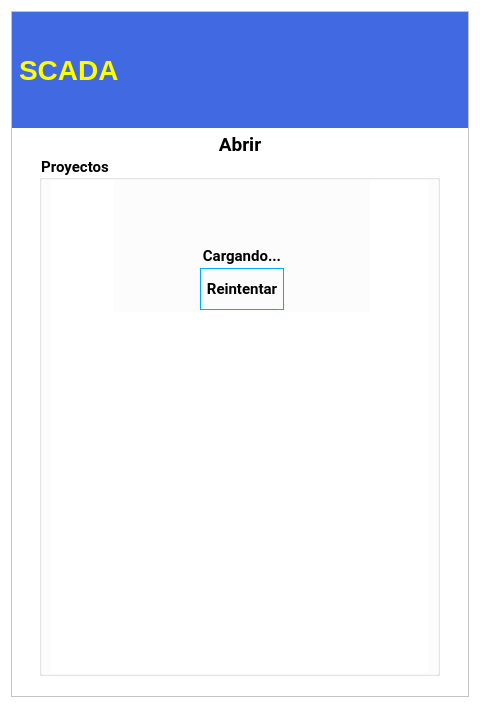
This is app/forms/Modals/AgregarVariable.ui in AlejandroA714/scada-desktop as Qt 5 draws it before an edit. The edited form follows.
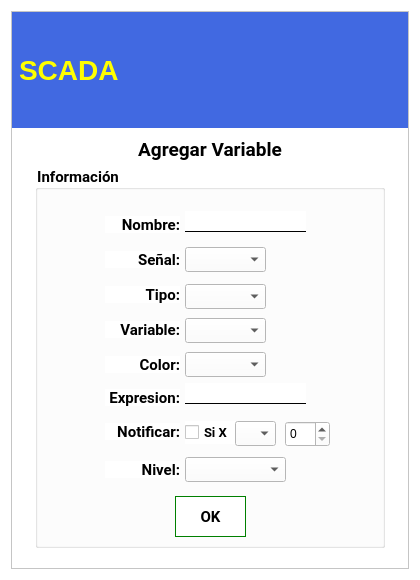
This is the edited form. Icons and pictures are not drawn.

What changed in the file:
```diff
--- a/app/forms/Modals/AgregarVariable.ui
+++ b/app/forms/Modals/AgregarVariable.ui
@@ -9,8 +9,8 @@
    <rect>
     <x>0</x>
     <y>0</y>
-    <width>480</width>
-    <height>704</height>
+    <width>420</width>
+    <height>580</height>
    </rect>
   </property>
   <property name="sizePolicy">
@@ -48,7 +48,7 @@
     <widget class="QFrame" name="MainFrame">
      <property name="minimumSize">
       <size>
-       <width>360</width>
+       <width>0</width>
        <height>0</height>
       </size>
      </property>
@@ -79,7 +79,7 @@
         <property name="maximumSize">
          <size>
           <width>16777215</width>
-          <height>16777215</height>
+          <height>116</height>
          </size>
         </property>
         <property name="frameShape">
@@ -152,7 +152,7 @@
            </property>
            <property name="minimumSize">
             <size>
-             <width>300</width>
+             <width>150</width>
              <height>116</height>
             </size>
            </property>
@@ -313,7 +313,7 @@
         <property name="maximumSize">
          <size>
           <width>16777215</width>
-          <height>51</height>
+          <height>38</height>
          </size>
         </property>
         <property name="font">
@@ -328,7 +328,7 @@
          <string notr="true">margin-top:5px;</string>
         </property>
         <property name="text">
-         <string>Abrir</string>
+         <string>Agregar Variable</string>
         </property>
         <property name="alignment">
          <set>Qt::AlignCenter</set>
@@ -345,8 +345,14 @@
         </property>
         <property name="minimumSize">
          <size>
-          <width>401</width>
-          <height>520</height>
+          <width>350</width>
+          <height>0</height>
+         </size>
+        </property>
+        <property name="maximumSize">
+         <size>
+          <width>350</width>
+          <height>16777215</height>
          </size>
         </property>
         <property name="font">
@@ -361,7 +367,7 @@
          <string notr="true">background-color: rgb(255, 255, 255);</string>
         </property>
         <property name="title">
-         <string>Proyectos</string>
+         <string>Información</string>
         </property>
         <property name="alignment">
          <set>Qt::AlignBottom|Qt::AlignLeading|Qt::AlignLeft</set>
@@ -369,135 +375,182 @@
         <property name="flat">
          <bool>true</bool>
         </property>
-        <layout class="QVBoxLayout" name="verticalLayout_3">
-         <property name="spacing">
-          <number>0</number>
+        <widget class="QLabel" name="lblNombre">
+         <property name="geometry">
+          <rect>
+           <x>70</x>
+           <y>50</y>
+           <width>75</width>
+           <height>17</height>
+          </rect>
          </property>
-         <property name="leftMargin">
-          <number>0</number>
+         <property name="font">
+          <font>
+           <family>Roboto</family>
+           <pointsize>11</pointsize>
+           <weight>75</weight>
+           <bold>true</bold>
+          </font>
          </property>
-         <property name="topMargin">
-          <number>0</number>
+         <property name="text">
+          <string>Nombre:</string>
          </property>
-         <property name="rightMargin">
-          <number>0</number>
+         <property name="alignment">
+          <set>Qt::AlignRight|Qt::AlignTrailing|Qt::AlignVCenter</set>
          </property>
-         <property name="bottomMargin">
-          <number>0</number>
+        </widget>
+        <widget class="QLabel" name="label_2">
+         <property name="geometry">
+          <rect>
+           <x>70</x>
+           <y>85</y>
+           <width>75</width>
+           <height>17</height>
+          </rect>
          </property>
-         <item alignment="Qt::AlignHCenter">
-          <widget class="QScrollArea" name="ContentScroll">
-           <property name="frameShape">
-            <enum>QFrame::NoFrame</enum>
-           </property>
-           <property name="lineWidth">
-            <number>0</number>
-           </property>
-           <property name="horizontalScrollBarPolicy">
-            <enum>Qt::ScrollBarAlwaysOff</enum>
-           </property>
-           <property name="widgetResizable">
-            <bool>false</bool>
-           </property>
-           <widget class="QWidget" name="ContainerScroll">
+         <property name="font">
+          <font>
+           <family>Roboto</family>
+           <pointsize>11</pointsize>
+           <weight>75</weight>
+           <bold>true</bold>
+          </font>
+         </property>
+         <property name="text">
+          <string>Señal:</string>
+         </property>
+         <property name="alignment">
+          <set>Qt::AlignRight|Qt::AlignTrailing|Qt::AlignVCenter</set>
+         </property>
+        </widget>
+        <widget class="QLabel" name="label_3">
             <property name="geometry">
              <rect>
-              <x>0</x>
-              <y>0</y>
-              <width>377</width>
-              <height>490</height>
-             </rect>
-            </property>
-            <property name="minimumSize">
-             <size>
-              <width>0</width>
-              <height>490</height>
-             </size>
-            </property>
-            <layout class="QVBoxLayout" name="LayoutScroll">
-             <property name="spacing">
-              <number>5</number>
-             </property>
-             <property name="leftMargin">
-              <number>9</number>
-             </property>
-             <property name="topMargin">
-              <number>0</number>
-             </property>
-             <property name="rightMargin">
-              <number>4</number>
-             </property>
-             <property name="bottomMargin">
-              <number>5</number>
-             </property>
-             <item alignment="Qt::AlignHCenter|Qt::AlignTop">
-              <widget class="QFrame" name="UtilsFrame">
-               <property name="minimumSize">
-                <size>
-                 <width>256</width>
-                 <height>132</height>
-                </size>
-               </property>
-               <property name="maximumSize">
-                <size>
-                 <width>128</width>
-                 <height>128</height>
-                </size>
-               </property>
-               <property name="styleSheet">
-                <string notr="true">background-color: rgb(252, 252, 252);</string>
-               </property>
-               <property name="frameShape">
-                <enum>QFrame::NoFrame</enum>
-               </property>
-               <property name="frameShadow">
-                <enum>QFrame::Plain</enum>
-               </property>
-               <property name="lineWidth">
-                <number>0</number>
-               </property>
-               <layout class="QVBoxLayout" name="utilsLayout">
-                <property name="spacing">
-                 <number>0</number>
-                </property>
-                <property name="leftMargin">
-                 <number>0</number>
-                </property>
-                <property name="topMargin">
-                 <number>0</number>
-                </property>
-                <property name="rightMargin">
-                 <number>0</number>
-                </property>
-                <property name="bottomMargin">
-                 <number>0</number>
-                </property>
-                <item alignment="Qt::AlignHCenter">
-                 <widget class="QLabel" name="Status">
-                  <property name="maximumSize">
-                   <size>
-                    <width>64</width>
-                    <height>64</height>
-                   </size>
-                  </property>
+           <x>70</x>
+           <y>120</y>
+           <width>75</width>
+           <height>17</height>
+          </rect>
+         </property>
+         <property name="font">
+          <font>
+           <family>Roboto</family>
+           <pointsize>11</pointsize>
+           <weight>75</weight>
+           <bold>true</bold>
+          </font>
+         </property>
+         <property name="text">
+          <string>Tipo:</string>
+         </property>
+         <property name="alignment">
+          <set>Qt::AlignRight|Qt::AlignTrailing|Qt::AlignVCenter</set>
+         </property>
+        </widget>
+        <widget class="QLabel" name="label_4">
+         <property name="geometry">
+          <rect>
+           <x>70</x>
+           <y>155</y>
+           <width>75</width>
+           <height>17</height>
+          </rect>
+         </property>
+         <property name="font">
+          <font>
+           <family>Roboto</family>
+           <pointsize>11</pointsize>
+           <weight>75</weight>
+           <bold>true</bold>
+          </font>
+         </property>
+         <property name="text">
+          <string>Variable:</string>
+         </property>
+         <property name="alignment">
+          <set>Qt::AlignRight|Qt::AlignTrailing|Qt::AlignVCenter</set>
+         </property>
+        </widget>
+        <widget class="QLabel" name="label_5">
+         <property name="geometry">
+          <rect>
+           <x>70</x>
+           <y>190</y>
+           <width>75</width>
+           <height>17</height>
+          </rect>
+         </property>
+         <property name="font">
+          <font>
+           <family>Roboto</family>
+           <pointsize>11</pointsize>
+           <weight>75</weight>
+           <bold>true</bold>
+          </font>
+         </property>
+         <property name="text">
+          <string>Color:</string>
+         </property>
+         <property name="alignment">
+          <set>Qt::AlignRight|Qt::AlignTrailing|Qt::AlignVCenter</set>
+         </property>
+        </widget>
+        <widget class="QLabel" name="label_6">
+         <property name="geometry">
+          <rect>
+           <x>70</x>
+           <y>223</y>
+           <width>75</width>
+           <height>17</height>
+          </rect>
+         </property>
+         <property name="font">
+          <font>
+           <family>Roboto</family>
+           <pointsize>11</pointsize>
+           <weight>75</weight>
+           <bold>true</bold>
+          </font>
+         </property>
+         <property name="text">
+          <string>Expresion:</string>
+         </property>
+         <property name="alignment">
+          <set>Qt::AlignRight|Qt::AlignTrailing|Qt::AlignVCenter</set>
+         </property>
+        </widget>
+        <widget class="QLabel" name="label_7">
+         <property name="geometry">
+          <rect>
+           <x>70</x>
+           <y>257</y>
+           <width>75</width>
+           <height>17</height>
+          </rect>
+         </property>
+         <property name="font">
+          <font>
+           <family>Roboto</family>
+           <pointsize>11</pointsize>
+           <weight>75</weight>
+           <bold>true</bold>
+          </font>
+         </property>
                   <property name="text">
-                   <string/>
-                  </property>
-                  <property name="pixmap">
-                   <pixmap resource="../../resources/resources.qrc">:/source/img/Cargando.gif</pixmap>
-                  </property>
-                  <property name="scaledContents">
-                   <bool>true</bool>
-                  </property>
-                 </widget>
-                </item>
-                <item>
-                 <widget class="QLabel" name="lblStatus">
-                  <property name="maximumSize">
-                   <size>
-                    <width>16777215</width>
-                    <height>24</height>
-                   </size>
+          <string>Notificar:</string>
+         </property>
+         <property name="alignment">
+          <set>Qt::AlignRight|Qt::AlignTrailing|Qt::AlignVCenter</set>
+         </property>
+        </widget>
+        <widget class="QLabel" name="label_8">
+         <property name="geometry">
+          <rect>
+           <x>70</x>
+           <y>295</y>
+           <width>75</width>
+           <height>17</height>
+          </rect>
                   </property>
                   <property name="font">
                    <font>
@@ -508,40 +561,151 @@
                    </font>
                   </property>
                   <property name="text">
-                   <string>Cargando...</string>
+          <string>Nivel:</string>
                   </property>
                   <property name="alignment">
-                   <set>Qt::AlignCenter</set>
-                  </property>
-                 </widget>
-                </item>
-                <item alignment="Qt::AlignHCenter">
-                 <widget class="QPushButton" name="btnReload">
-                  <property name="minimumSize">
-                   <size>
-                    <width>0</width>
-                    <height>16</height>
-                   </size>
-                  </property>
-                  <property name="maximumSize">
-                   <size>
-                    <width>132</width>
-                    <height>42</height>
-                   </size>
-                  </property>
+          <set>Qt::AlignRight|Qt::AlignTrailing|Qt::AlignVCenter</set>
+         </property>
+        </widget>
+        <widget class="QLineEdit" name="txtNombre">
+         <property name="geometry">
+          <rect>
+           <x>150</x>
+           <y>45</y>
+           <width>121</width>
+           <height>21</height>
+          </rect>
+         </property>
+         <property name="styleSheet">
+          <string notr="true">border-bottom:1px solid black;border-top:none;</string>
+         </property>
+        </widget>
+        <widget class="QComboBox" name="cmbTipo">
+         <property name="geometry">
+          <rect>
+           <x>150</x>
+           <y>118</y>
+           <width>81</width>
+           <height>25</height>
+          </rect>
+         </property>
+        </widget>
+        <widget class="QComboBox" name="cmbColor">
+         <property name="geometry">
+          <rect>
+           <x>150</x>
+           <y>186</y>
+           <width>81</width>
+           <height>25</height>
+          </rect>
+         </property>
+        </widget>
+        <widget class="QComboBox" name="cmbSenal">
+         <property name="geometry">
+          <rect>
+           <x>150</x>
+           <y>81</y>
+           <width>81</width>
+           <height>25</height>
+          </rect>
+         </property>
+        </widget>
+        <widget class="QComboBox" name="cmbVariable">
+         <property name="geometry">
+          <rect>
+           <x>150</x>
+           <y>152</y>
+           <width>81</width>
+           <height>25</height>
+          </rect>
+         </property>
+        </widget>
+        <widget class="QLineEdit" name="txtExpresion">
+         <property name="geometry">
+          <rect>
+           <x>150</x>
+           <y>217</y>
+           <width>121</width>
+           <height>21</height>
+          </rect>
+         </property>
+         <property name="styleSheet">
+          <string notr="true">border-bottom:1px solid black;border-top:none;</string>
+         </property>
+        </widget>
+        <widget class="QCheckBox" name="boxNotificar">
+         <property name="geometry">
+          <rect>
+           <x>150</x>
+           <y>255</y>
+           <width>51</width>
+           <height>23</height>
+          </rect>
+         </property>
                   <property name="font">
                    <font>
                     <family>Roboto</family>
+           <pointsize>10</pointsize>
+           <weight>75</weight>
+           <bold>true</bold>
+          </font>
+         </property>
+         <property name="text">
+          <string>Si X</string>
+         </property>
+        </widget>
+        <widget class="QComboBox" name="cmbNotificar">
+         <property name="geometry">
+          <rect>
+           <x>200</x>
+           <y>255</y>
+           <width>41</width>
+           <height>25</height>
+          </rect>
+         </property>
+        </widget>
+        <widget class="QSpinBox" name="txtNotificar">
+         <property name="geometry">
+          <rect>
+           <x>250</x>
+           <y>255</y>
+           <width>45</width>
+           <height>26</height>
+          </rect>
+         </property>
+        </widget>
+        <widget class="QComboBox" name="cmbNivel">
+         <property name="geometry">
+          <rect>
+           <x>150</x>
+           <y>291</y>
+           <width>101</width>
+           <height>25</height>
+          </rect>
+         </property>
+        </widget>
+        <widget class="QPushButton" name="btnAceptar">
+         <property name="geometry">
+          <rect>
+           <x>140</x>
+           <y>330</y>
+           <width>71</width>
+           <height>41</height>
+          </rect>
+         </property>
+         <property name="font">
+          <font>
+           <family>Roboto</family>
                     <pointsize>11</pointsize>
                     <weight>75</weight>
                     <bold>true</bold>
                    </font>
                   </property>
                   <property name="styleSheet">
-                   <string notr="true">border: 1px solid rgb(0, 170, 255);padding:5px;</string>
+          <string notr="true">border:1px solid green;</string>
                   </property>
                   <property name="text">
-                   <string>Reintentar</string>
+          <string>OK</string>
                   </property>
                   <property name="icon">
                    <iconset resource="../../resources/resources.qrc">
@@ -553,19 +717,16 @@
                     <height>24</height>
                    </size>
                   </property>
+         <property name="shortcut">
+          <string notr="true"/>
+         </property>
+         <property name="checkable">
+          <bool>false</bool>
+         </property>
                   <property name="flat">
                    <bool>true</bool>
                   </property>
                  </widget>
-                </item>
-               </layout>
-              </widget>
-             </item>
-            </layout>
-           </widget>
-          </widget>
-         </item>
-        </layout>
        </widget>
       </item>
      </layout>
```
Left out of the diff: 81 changed lines with no effect on the pictures. Lines whose indentation alone changed are shown as unchanged.
